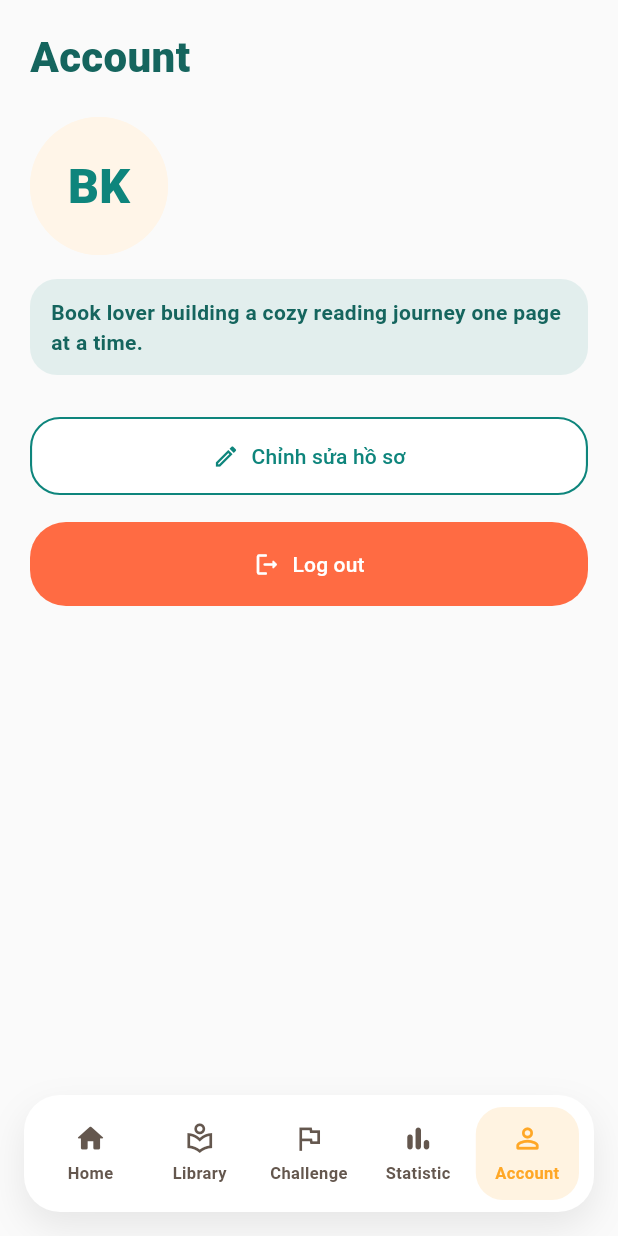
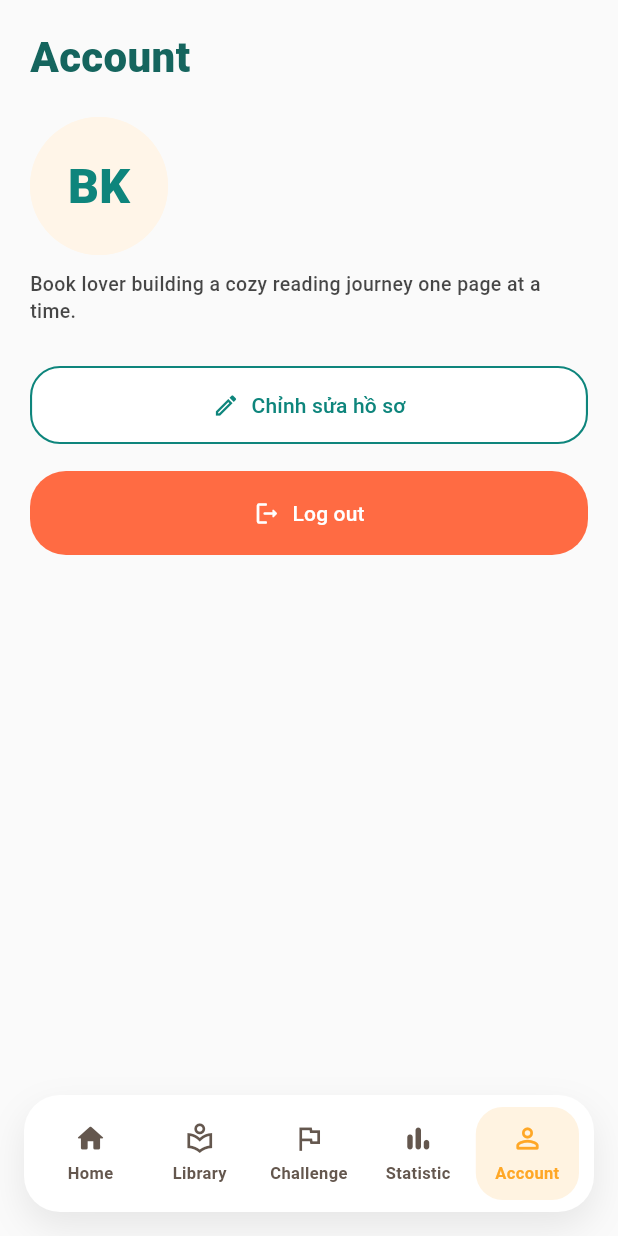
Before and after one commit to nhuydohihi/BookieCookie_FE_byDe, a Flutter app: the AccountPage screen opened directly with empty values, on a phone screen of 412 x 824 dp. Run offline on Flutter 3.47's test engine with Material 3 defaults, Android fonts, the phone set to English and light mode, and no system bars; our stand-ins replace image_picker; accounts and stored records are empty.

Commit message:
edit bio

```diff
--- a/lib/views/account_page.dart
+++ b/lib/views/account_page.dart
@@ -230,7 +230,7 @@ class _ProfileHeroCard extends StatelessWidget {
       crossAxisAlignment: CrossAxisAlignment.start,
       children: [
         Row(
-          crossAxisAlignment: CrossAxisAlignment.center,
+          crossAxisAlignment: CrossAxisAlignment.start,
           children: [
             _AvatarBadge(user: user),
             const SizedBox(width: 16),
@@ -260,21 +260,14 @@ class _ProfileHeroCard extends StatelessWidget {
             ),
           ],
         ),
-        const SizedBox(height: 16),
-        Container(
-          width: double.infinity,
-          padding: const EdgeInsets.symmetric(horizontal: 14, vertical: 12),
-          decoration: BoxDecoration(
-            color: AppColors.accent.withValues(alpha: 0.10),
-            borderRadius: BorderRadius.circular(18),
-          ),
-          child: Text(
-            bio,
-            style: const TextStyle(
-              color: AppColors.darkBlue,
-              height: 1.45,
-              fontWeight: FontWeight.w600,
-            ),
+        const SizedBox(height: 10),
+        Text(
+          bio,
+          style: TextStyle(
+            color: Colors.black.withValues(alpha: 0.72),
+            fontSize: 13,
+            height: 1.4,
+            fontWeight: FontWeight.w500,
           ),
         ),
       ],
```
